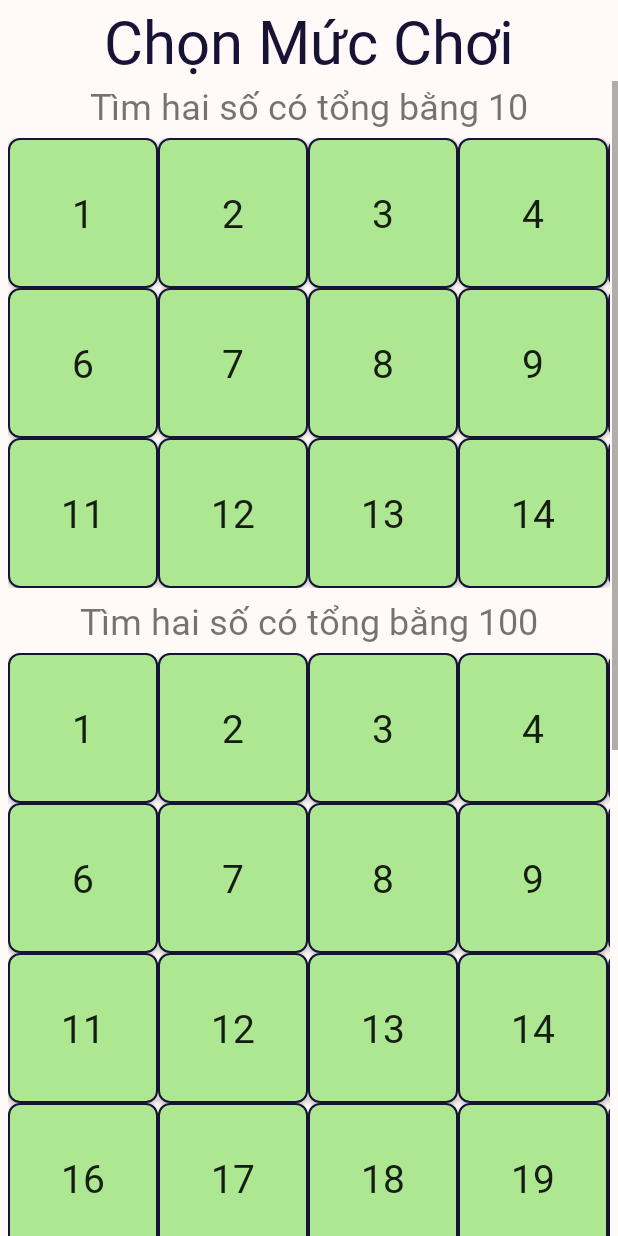
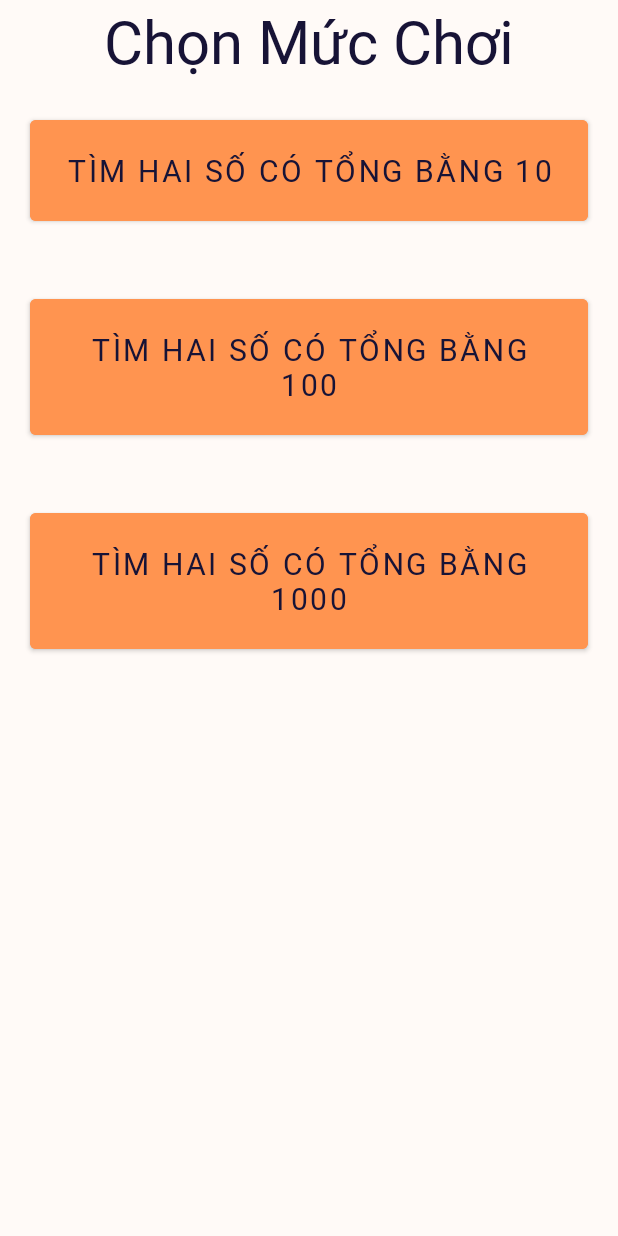
Before and after one commit to hongdangcs/DDQ-Brain-Train, an Android app: the MathActivity screen opened directly, with no data from a screen before it, after a tap on "Tìm toán tử", on a phone screen of 412 x 824 dp. Run offline under Robolectric (Android 15) with nearby library versions, the phone set to English and light mode, and no system bars.

Commit message:
update layout UI

```diff
--- a/app/src/main/java/com/ddq/braintrain/GameSurface.java
+++ b/app/src/main/java/com/ddq/braintrain/GameSurface.java
@@ -193,11 +193,8 @@ public class GameSurface extends SurfaceView implements SurfaceHolder.Callback {
     public boolean onTouchEvent(MotionEvent event) {
         int touchX = (int) event.getX();
         int touchY = (int) event.getY();
-        //if (waves.size() < boatNumber) {
         Wave wave = new Wave(getContext(), touchX - 75, touchY - 75);
-
         waves.add(wave);
-        //}
         return true;
     }
 
--- a/app/src/main/java/com/ddq/braintrain/MathActivity.java
+++ b/app/src/main/java/com/ddq/braintrain/MathActivity.java
@@ -12,8 +12,10 @@ import androidx.appcompat.app.AppCompatActivity;
 import androidx.appcompat.widget.AppCompatButton;
 import androidx.cardview.widget.CardView;
 
+import com.ddq.braintrain.gameactivity.FindOperatorGameRoundActivity;
 import com.ddq.braintrain.levelmenu.CompareLevelMenuActivity;
 import com.ddq.braintrain.levelmenu.FindOperatorLevelMenuActivity;
+import com.ddq.braintrain.levelmenu.FindOperatorLevelSelectActivity;
 import com.ddq.braintrain.models.ProgressModel;
 
 public class MathActivity extends AppCompatActivity {
@@ -71,7 +73,7 @@ public class MathActivity extends AppCompatActivity {
         findOperatorCardView.setOnClickListener(new View.OnClickListener() {
             @Override
             public void onClick(View v) {
-                Intent intent = new Intent(MathActivity.this, FindOperatorLevelMenuActivity.class);
+                Intent intent = new Intent(MathActivity.this, FindOperatorLevelSelectActivity.class);
                 startActivity(intent);
             }
         });
--- a/app/src/main/java/com/ddq/braintrain/Shark.java
+++ b/app/src/main/java/com/ddq/braintrain/Shark.java
@@ -94,13 +94,10 @@ public class Shark {
             this.movingVectorY = -this.movingVectorY;
             isCollision = false;
         } else {
-
             this.oldX = x;
             this.oldY = y;
-
             this.x = x + movingVectorX;
             this.y = y + movingVectorY;
-
             if (this.x < 0) {
                 this.x = 0;
                 this.movingVectorX = -this.movingVectorX;
--- a/app/src/main/java/com/ddq/braintrain/gameactivity/DifferentGameActivity.java
+++ b/app/src/main/java/com/ddq/braintrain/gameactivity/DifferentGameActivity.java
@@ -66,7 +66,8 @@ public class DifferentGameActivity extends AppCompatActivity {
                     x = event.getX();
                     y = event.getY();
 
-                    if ((x > models.get(level - 1).getxCoordinate() - 75 && x < models.get(level - 1).getxCoordinate() + 75) && (y > models.get(level - 1).getyCoordinate() - 75 && y < models.get(level - 1).getyCoordinate() + 75)) {
+                    if ((x > models.get(level - 1).getxCoordinate() - 75 && x < models.get(level - 1).getxCoordinate() + 75)
+                            && (y > models.get(level - 1).getyCoordinate() - 75 && y < models.get(level - 1).getyCoordinate() + 75)) {
                         Log.d(TAG, "cau tra loi dung " + x + " " + y);
                         timer.cancel();
                         resultTextView.setVisibility(View.VISIBLE);
--- a/app/src/main/java/com/ddq/braintrain/gameactivity/FlashCardGameActivity.java
+++ b/app/src/main/java/com/ddq/braintrain/gameactivity/FlashCardGameActivity.java
@@ -341,14 +341,12 @@ public class FlashCardGameActivity extends AppCompatActivity implements View.OnC
             cardView.setOnClickListener(new View.OnClickListener() {
                 @Override
                 public void onClick(View v) {
-
                     cardView.removeAllViews();
                     image = new ImageView(FlashCardGameActivity.this);
                     image.setImageResource(getResources().getIdentifier(itemName + cardView.getTag(), "drawable", getPackageName()));
                     image.setScaleType(ImageView.ScaleType.FIT_CENTER);
                     cardView.addView(image);
                     Log.d(TAG, cardView.getId() + "card view clicked");
-
                     if (isOpen) {
                         isOpen = false;
                         if (openCard == (int) cardView.getTag()) {
@@ -362,7 +360,6 @@ public class FlashCardGameActivity extends AppCompatActivity implements View.OnC
                                 }
                             }, 700);
                             Log.d(TAG, "Con lai: " + remainingPair);
-
                         } else {
                             for (CardView cardView1 : cardViewList) {
                                 cardView1.setClickable(false);
--- /dev/null
+++ b/app/src/main/java/com/ddq/braintrain/levelmenu/FindOperatorLevelSelectActivity.java
@@ -0,0 +1,56 @@
+package com.ddq.braintrain.levelmenu;
+
+import androidx.appcompat.app.AppCompatActivity;
+
+import android.content.Intent;
+import android.os.Bundle;
+import android.view.View;
+import android.widget.Button;
+
+import com.ddq.braintrain.R;
+import com.ddq.braintrain.gameactivity.FindOperatorGameRoundActivity;
+
+public class FindOperatorLevelSelectActivity extends AppCompatActivity {
+
+    Button sumOfTen, sumOfHundred, sumOfThousand;
+
+    @Override
+    protected void onCreate(Bundle savedInstanceState) {
+        super.onCreate(savedInstanceState);
+        setContentView(R.layout.activity_find_operator_level_select);
+
+        sumOfTen = findViewById(R.id.sumOfTen);
+        sumOfHundred = findViewById(R.id.sumOfHundred);
+        sumOfThousand = findViewById(R.id.sumOfThousand);
+
+        sumOfTen.setOnClickListener(new View.OnClickListener() {
+            @Override
+            public void onClick(View v) {
+                Intent intent = new Intent(FindOperatorLevelSelectActivity.this, FindOperatorGameRoundActivity.class);
+                intent.putExtra("level", 10);
+                startActivity(intent);
+                finish();
+            }
+        });
+
+        sumOfHundred.setOnClickListener(new View.OnClickListener() {
+            @Override
+            public void onClick(View v) {
+                Intent intent = new Intent(FindOperatorLevelSelectActivity.this, FindOperatorGameRoundActivity.class);
+                intent.putExtra("level", 100);
+                startActivity(intent);
+                finish();
+            }
+        });
+
+        sumOfThousand.setOnClickListener(new View.OnClickListener() {
+            @Override
+            public void onClick(View v) {
+                Intent intent = new Intent(FindOperatorLevelSelectActivity.this, FindOperatorGameRoundActivity.class);
+                intent.putExtra("level", 1000);
+                startActivity(intent);
+                finish();
+            }
+        });
+    }
+}
--- /dev/null
+++ b/app/src/main/res/drawable/round_button.xml
@@ -0,0 +1,8 @@
+<?xml version="1.0" encoding="utf-8"?>
+<selector xmlns:android="http://schemas.android.com/apk/res/android">
+    <item android:state_pressed="false">
+        <shape android:shape="oval">
+            <solid android:color="@color/golden_yellow_laminate_color"/>
+        </shape>
+    </item>
+</selector>
--- /dev/null
+++ b/app/src/main/res/layout/activity_find_operator_level_select.xml
@@ -0,0 +1,55 @@
+<?xml version="1.0" encoding="utf-8"?>
+<LinearLayout xmlns:android="http://schemas.android.com/apk/res/android"
+    xmlns:app="http://schemas.android.com/apk/res-auto"
+    xmlns:tools="http://schemas.android.com/tools"
+    android:layout_width="match_parent"
+    android:layout_height="match_parent"
+    android:background="@color/orange_background"
+    tools:context=".levelmenu.FindOperatorLevelSelectActivity"
+    android:orientation="vertical">
+
+
+    <TextView
+        android:layout_width="match_parent"
+        android:layout_height="wrap_content"
+        android:background="@color/orange_background"
+        android:gravity="center"
+        android:text="Chọn Mức Chơi"
+        android:textColor="@color/very_dark_blue"
+        android:textSize="40dp" />
+
+    <Button
+        android:id="@+id/sumOfTen"
+        android:layout_width="match_parent"
+        android:layout_height="wrap_content"
+        android:layout_margin="20dp"
+        android:backgroundTint="@color/pastel_orange_color"
+        android:padding="20dp"
+        android:text="Tìm hai số có tổng bằng 10"
+        android:textColor="@color/very_dark_blue"
+        android:textSize="20dp" />
+
+    <Button
+        android:id="@+id/sumOfHundred"
+        android:layout_width="match_parent"
+        android:layout_height="wrap_content"
+        android:layout_margin="20dp"
+        android:backgroundTint="@color/pastel_orange_color"
+        android:padding="20dp"
+        android:text="Tìm hai số có tổng bằng 100"
+        android:textColor="@color/very_dark_blue"
+        android:textSize="20dp" />
+
+    <Button
+        android:id="@+id/sumOfThousand"
+        android:layout_width="match_parent"
+        android:layout_height="wrap_content"
+        android:layout_margin="20dp"
+        android:backgroundTint="@color/pastel_orange_color"
+        android:padding="20dp"
+        android:text="Tìm hai số có tổng bằng 1000"
+        android:textColor="@color/very_dark_blue"
+        android:textSize="20dp" />
+
+
+</LinearLayout>
```
Also changed, not shown: app/src/debug/res/drawable-anydpi/round_button_clicked.xml (added, +8 -0 lines), app/src/debug/res/drawable-anydpi/round_button_correct.xml (added, +8 -0 lines), app/src/main/AndroidManifest.xml (+16 -2 lines), app/src/main/java/com/ddq/braintrain/BrainTrainDAO.java (+20 -3 lines), app/src/main/java/com/ddq/braintrain/gameactivity/FindOperatorGameActivity.java (+10 -2 lines), app/src/main/java/com/ddq/braintrain/gameactivity/FindOperatorGameRoundActivity.java (added, +225 -0 lines), app/src/main/res/layout/activity_find_operator_game.xml (+6 -13 lines), app/src/main/res/layout/activity_find_operator_game_round.xml (added, +95 -0 lines).
